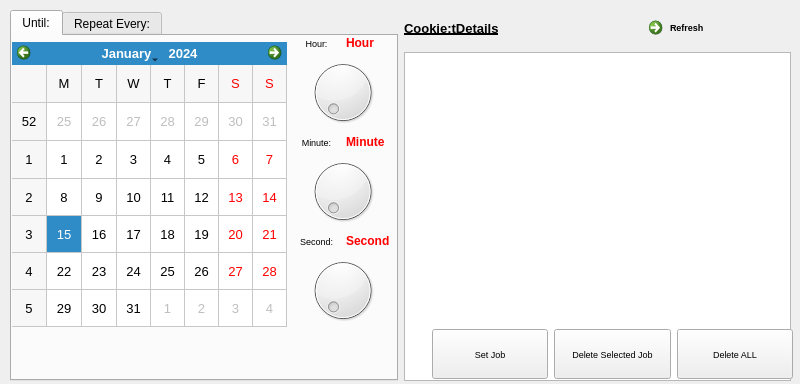
This is timelapsewind.ui in mtekman/motiondetect as Qt 5 draws it before an edit. The edited form follows.
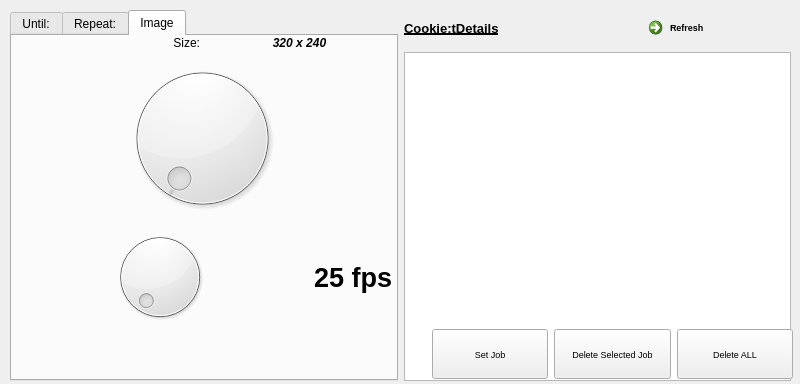
This is the edited form. The open tabs and pages were chosen to show the change. Icons and pictures are not drawn.

Commit message: Second dial interval added (limited to 20 seconds for now), as well as another tab for image sizes and framerate

```diff
--- a/timelapsewind.ui
+++ b/timelapsewind.ui
@@ -99,7 +99,7 @@
               <item>
                <widget class="QLabel" name="label">
                 <property name="sizePolicy">
-                 <sizepolicy hsizetype="Minimum" vsizetype="Minimum">
+                 <sizepolicy hsizetype="MinimumExpanding" vsizetype="Minimum">
                   <horstretch>0</horstretch>
                   <verstretch>0</verstretch>
                  </sizepolicy>
@@ -119,6 +119,12 @@
               </item>
               <item>
                <widget class="QLabel" name="label_hour">
+                <property name="sizePolicy">
+                 <sizepolicy hsizetype="MinimumExpanding" vsizetype="Preferred">
+                  <horstretch>0</horstretch>
+                  <verstretch>0</verstretch>
+                 </sizepolicy>
+                </property>
                 <property name="font">
                  <font>
                   <weight>75</weight>
@@ -138,7 +144,7 @@
             <item>
              <widget class="QDial" name="dial_Hour">
               <property name="sizePolicy">
-               <sizepolicy hsizetype="Minimum" vsizetype="Preferred">
+               <sizepolicy hsizetype="MinimumExpanding" vsizetype="Preferred">
                 <horstretch>0</horstretch>
                 <verstretch>0</verstretch>
                </sizepolicy>
@@ -150,7 +156,7 @@
               <item>
                <widget class="QLabel" name="label_2">
                 <property name="sizePolicy">
-                 <sizepolicy hsizetype="Minimum" vsizetype="Minimum">
+                 <sizepolicy hsizetype="MinimumExpanding" vsizetype="Minimum">
                   <horstretch>0</horstretch>
                   <verstretch>0</verstretch>
                  </sizepolicy>
@@ -170,6 +176,12 @@
               </item>
               <item>
                <widget class="QLabel" name="label_minute">
+                <property name="sizePolicy">
+                 <sizepolicy hsizetype="MinimumExpanding" vsizetype="Preferred">
+                  <horstretch>0</horstretch>
+                  <verstretch>0</verstretch>
+                 </sizepolicy>
+                </property>
                 <property name="font">
                  <font>
                   <weight>75</weight>
@@ -189,7 +201,7 @@
             <item>
              <widget class="QDial" name="dial_Minute">
               <property name="sizePolicy">
-               <sizepolicy hsizetype="Minimum" vsizetype="Preferred">
+               <sizepolicy hsizetype="MinimumExpanding" vsizetype="Preferred">
                 <horstretch>0</horstretch>
                 <verstretch>0</verstretch>
                </sizepolicy>
@@ -201,7 +213,7 @@
               <item>
                <widget class="QLabel" name="label_3">
                 <property name="sizePolicy">
-                 <sizepolicy hsizetype="Minimum" vsizetype="Minimum">
+                 <sizepolicy hsizetype="MinimumExpanding" vsizetype="Minimum">
                   <horstretch>0</horstretch>
                   <verstretch>0</verstretch>
                  </sizepolicy>
@@ -221,6 +233,12 @@
               </item>
               <item>
                <widget class="QLabel" name="label_second">
+                <property name="sizePolicy">
+                 <sizepolicy hsizetype="MinimumExpanding" vsizetype="Preferred">
+                  <horstretch>0</horstretch>
+                  <verstretch>0</verstretch>
+                 </sizepolicy>
+                </property>
                 <property name="font">
                  <font>
                   <weight>75</weight>
@@ -240,7 +258,7 @@
             <item>
              <widget class="QDial" name="dial_Second">
               <property name="sizePolicy">
-               <sizepolicy hsizetype="Minimum" vsizetype="Preferred">
+               <sizepolicy hsizetype="MinimumExpanding" vsizetype="Preferred">
                 <horstretch>0</horstretch>
                 <verstretch>0</verstretch>
                </sizepolicy>
@@ -254,7 +272,7 @@
        </widget>
        <widget class="QWidget" name="tab_2">
         <attribute name="title">
-         <string>Repeat Every:</string>
+         <string>Repeat:</string>
         </attribute>
         <widget class="QWidget" name="gridLayoutWidget_3">
          <property name="geometry">
@@ -442,6 +460,162 @@
           </item>
          </layout>
         </widget>
+        <widget class="QWidget" name="layoutWidget">
+         <property name="geometry">
+          <rect>
+           <x>0</x>
+           <y>270</y>
+           <width>379</width>
+           <height>31</height>
+          </rect>
+         </property>
+         <layout class="QHBoxLayout" name="horizontalLayout_2">
+          <item>
+           <widget class="QCheckBox" name="checkBox_convert">
+            <property name="maximumSize">
+             <size>
+              <width>16777215</width>
+              <height>50</height>
+             </size>
+            </property>
+            <property name="font">
+             <font>
+              <pointsize>7</pointsize>
+             </font>
+            </property>
+            <property name="text">
+             <string>Convert to Video</string>
+            </property>
+           </widget>
+          </item>
+          <item>
+           <widget class="QCheckBox" name="checkBox_delete">
+            <property name="maximumSize">
+             <size>
+              <width>16777215</width>
+              <height>50</height>
+             </size>
+            </property>
+            <property name="font">
+             <font>
+              <pointsize>7</pointsize>
+             </font>
+            </property>
+            <property name="text">
+             <string>Delete after Convert</string>
+            </property>
+           </widget>
+          </item>
+         </layout>
+        </widget>
+       </widget>
+       <widget class="QWidget" name="tab_3">
+        <attribute name="title">
+         <string>Image</string>
+        </attribute>
+        <widget class="QWidget" name="gridLayoutWidget">
+         <property name="geometry">
+          <rect>
+           <x>0</x>
+           <y>0</y>
+           <width>381</width>
+           <height>291</height>
+          </rect>
+         </property>
+         <layout class="QGridLayout" name="gridLayout">
+          <item row="1" column="0">
+           <layout class="QHBoxLayout" name="horizontalLayout_6">
+            <item>
+             <widget class="QDial" name="dial_fps">
+              <property name="sizePolicy">
+               <sizepolicy hsizetype="Expanding" vsizetype="Preferred">
+                <horstretch>0</horstretch>
+                <verstretch>0</verstretch>
+               </sizepolicy>
+              </property>
+             </widget>
+            </item>
+            <item>
+             <widget class="QLabel" name="label_fps">
+              <property name="sizePolicy">
+               <sizepolicy hsizetype="Minimum" vsizetype="Preferred">
+                <horstretch>0</horstretch>
+                <verstretch>0</verstretch>
+               </sizepolicy>
+              </property>
+              <property name="font">
+               <font>
+                <pointsize>20</pointsize>
+                <weight>75</weight>
+                <bold>true</bold>
+               </font>
+              </property>
+              <property name="text">
+               <string>25 fps</string>
+              </property>
+             </widget>
+            </item>
+           </layout>
+          </item>
+          <item row="0" column="0">
+           <layout class="QVBoxLayout" name="verticalLayout_7">
+            <item>
+             <layout class="QHBoxLayout" name="horizontalLayout_5">
+              <item>
+               <widget class="QLabel" name="label_4">
+                <property name="sizePolicy">
+                 <sizepolicy hsizetype="Preferred" vsizetype="Minimum">
+                  <horstretch>0</horstretch>
+                  <verstretch>0</verstretch>
+                 </sizepolicy>
+                </property>
+                <property name="text">
+                 <string>Size:</string>
+                </property>
+                <property name="alignment">
+                 <set>Qt::AlignRight|Qt::AlignTrailing|Qt::AlignVCenter</set>
+                </property>
+               </widget>
+              </item>
+              <item>
+               <widget class="QLabel" name="label_size">
+                <property name="sizePolicy">
+                 <sizepolicy hsizetype="Preferred" vsizetype="Minimum">
+                  <horstretch>0</horstretch>
+                  <verstretch>0</verstretch>
+                 </sizepolicy>
+                </property>
+                <property name="font">
+                 <font>
+                  <weight>75</weight>
+                  <italic>true</italic>
+                  <bold>true</bold>
+                 </font>
+                </property>
+                <property name="text">
+                 <string>320 x 240</string>
+                </property>
+                <property name="alignment">
+                 <set>Qt::AlignCenter</set>
+                </property>
+               </widget>
+              </item>
+             </layout>
+            </item>
+            <item>
+             <widget class="QDial" name="dial_size">
+              <property name="sizePolicy">
+               <sizepolicy hsizetype="Preferred" vsizetype="Expanding">
+                <horstretch>0</horstretch>
+                <verstretch>0</verstretch>
+               </sizepolicy>
+              </property>
+             </widget>
+            </item>
+           </layout>
+          </item>
+         </layout>
+        </widget>
        </widget>
       </widget>
      </item>
```
Left out of the diff: 140 changed lines with no effect on the pictures. The commit also changes 2 other files.
